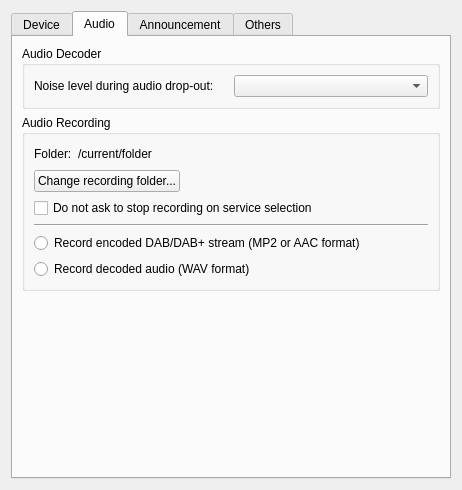
Before: the Qt Designer form gui/setupdialog.ui in KejPi/AbracaDABra, drawn with Qt 5.
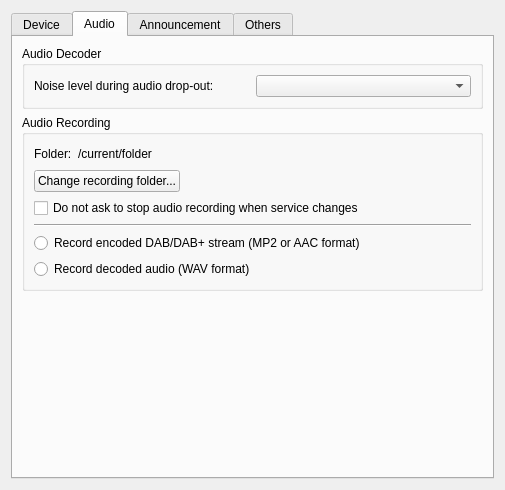
After: the same form once the commit is applied. Custom widgets are drawn as their Qt base class.

Commit message: Settings strings changed

Patch:
```diff
--- a/gui/setupdialog.ui
+++ b/gui/setupdialog.ui
@@ -6,7 +6,7 @@
    <rect>
     <x>0</x>
     <y>0</y>
-    <width>462</width>
+    <width>505</width>
     <height>490</height>
    </rect>
   </property>
@@ -1084,7 +1084,7 @@
           <item>
            <widget class="QCheckBox" name="autoStopRecordingCheckBox">
             <property name="text">
-             <string>Do not ask to stop recording on service selection</string>
+             <string>Do not ask to stop audio recording when service changes</string>
             </property>
            </widget>
           </item>
```
Left out of the diff: 3 changed lines with no effect on the pictures.
